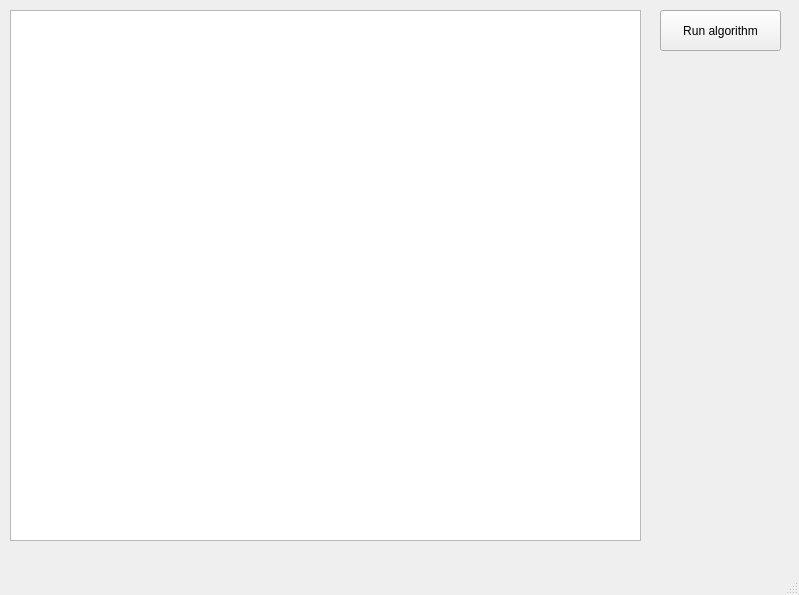
Toiner33/PathPlanningLab, file include/ui/resources/ui_main_window.ui: the form before one commit.
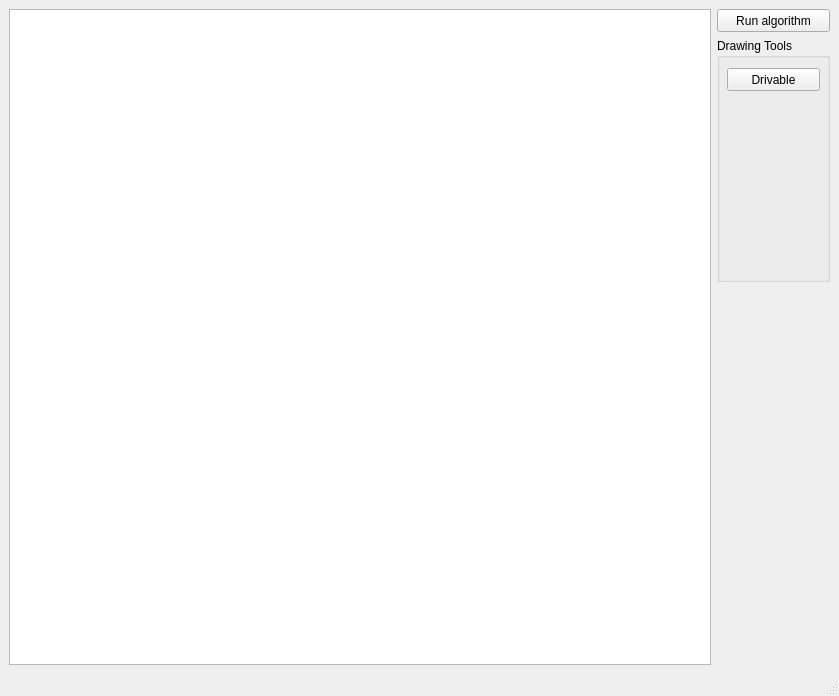
The form after the commit.

Commit message: Added new button for drawing DA and also dynamic resize of the graphics view

The edit to the form file:
```diff
--- a/include/ui/resources/ui_main_window.ui
+++ b/include/ui/resources/ui_main_window.ui
@@ -6,37 +6,52 @@
    <rect>
     <x>0</x>
     <y>0</y>
-    <width>799</width>
-    <height>595</height>
+    <width>839</width>
+    <height>696</height>
    </rect>
   </property>
   <property name="windowTitle">
    <string>MainWindow</string>
   </property>
   <widget class="QWidget" name="centralwidget">
-   <widget class="QPushButton" name="pushButton">
-    <property name="geometry">
-     <rect>
-      <x>660</x>
-      <y>10</y>
-      <width>121</width>
-      <height>41</height>
-     </rect>
+   <layout class="QGridLayout" name="gridLayout">
+    <item row="0" column="1">
+     <widget class="QPushButton" name="runAlgorithmBt">
+      <property name="minimumSize">
+       <size>
+        <width>113</width>
+        <height>23</height>
+       </size>
     </property>
     <property name="text">
      <string>Run algorithm</string>
     </property>
    </widget>
-   <widget class="QGraphicsView" name="graphicsView">
+    </item>
+    <item row="0" column="0" rowspan="6">
+     <widget class="QGraphicsView" name="graphicsView"/>
+    </item>
+    <item row="1" column="1" rowspan="2">
+     <widget class="QGroupBox" name="groupBox">
+      <property name="title">
+       <string>Drawing Tools</string>
+      </property>
+      <widget class="QPushButton" name="drivableBt">
     <property name="geometry">
      <rect>
       <x>10</x>
-      <y>10</y>
-      <width>631</width>
-      <height>531</height>
-     </rect>
-    </property>
-   </widget>
+         <y>30</y>
+         <width>93</width>
+         <height>23</height>
+        </rect>
+       </property>
+       <property name="text">
+        <string>Drivable</string>
+       </property>
+      </widget>
+     </widget>
+    </item>
+   </layout>
   </widget>
   <widget class="QMenuBar" name="menubar">
    <property name="geometry">
```
Left out of the diff: 2 changed lines with no effect on the pictures. Lines whose indentation alone changed are shown as unchanged. The commit also changes 2 other files.
